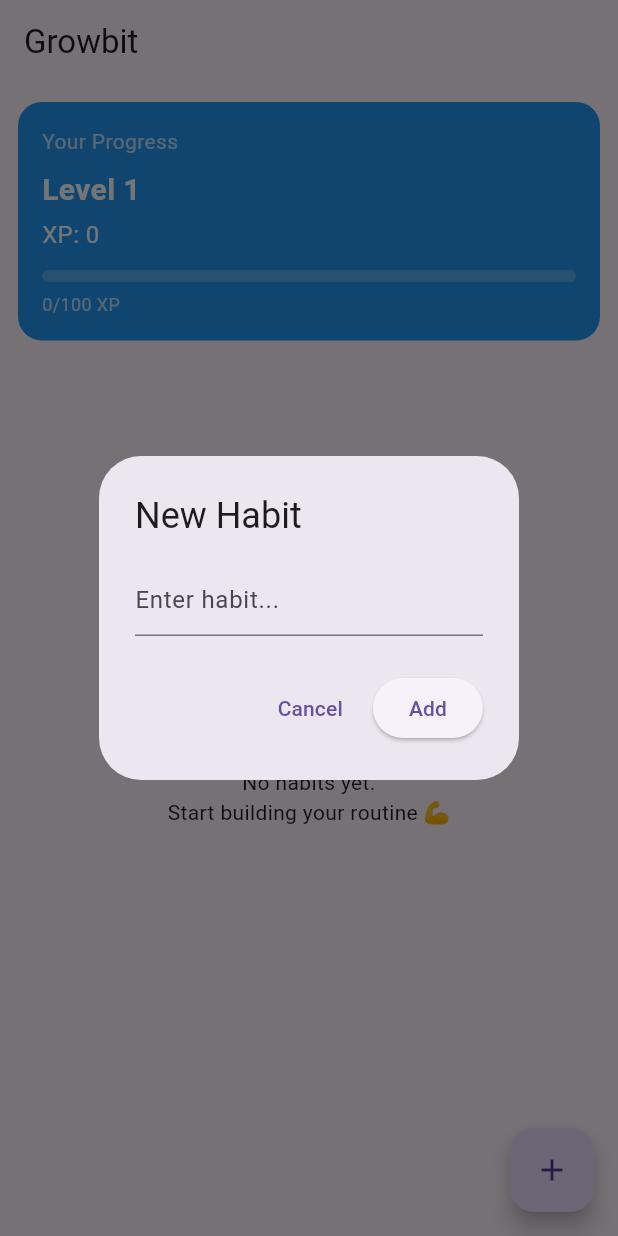
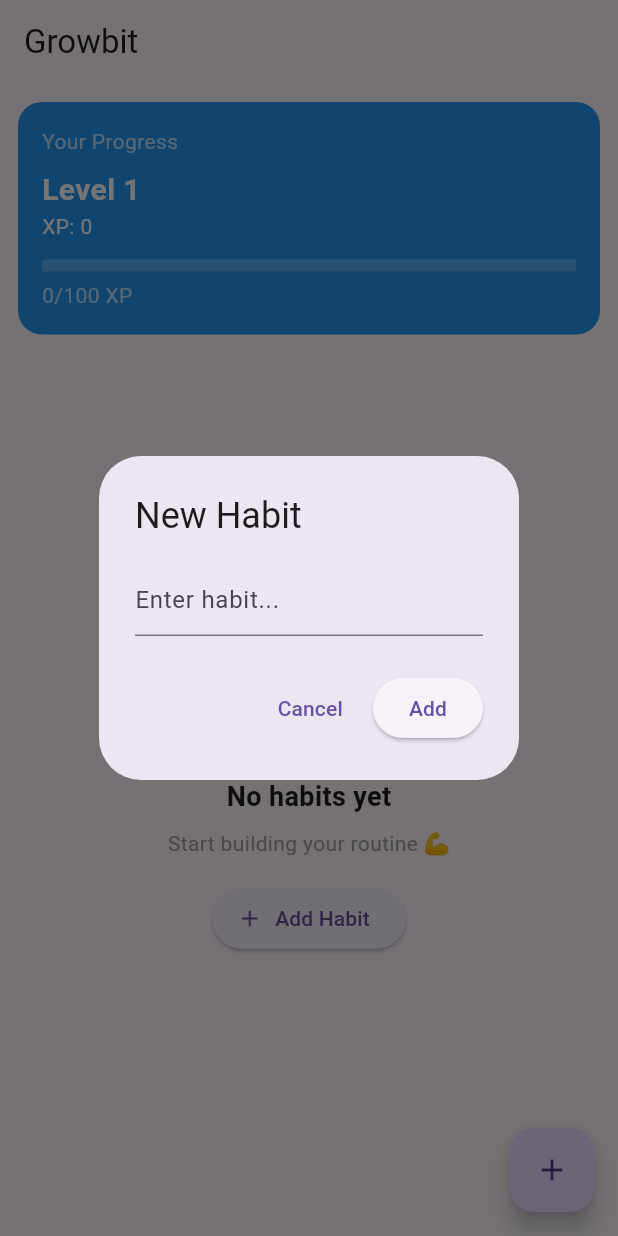
Before and after one commit to Murito-01/growbit, a Flutter app: the screen it shows after launch, after a tap on the "add" icon, on a phone screen of 412 x 824 dp. Run offline on Flutter 3.47's test engine with Material 3 defaults, Android fonts, the phone set to English and light mode, and no system bars; our stand-ins replace shared_preferences.

Commit message:
Implement habit tracking system with provider state management and UI

```diff
--- a/lib/main.dart
+++ b/lib/main.dart
@@ -1,8 +1,15 @@
 import 'package:flutter/material.dart';
+import 'package:provider/provider.dart';
+import 'providers/habit_provider.dart';
 import 'screens/home_screen.dart';
 
 void main() {
-  runApp(const GrowbitApp());
+  runApp(
+    ChangeNotifierProvider(
+      create: (_) => HabitProvider()..init(),
+      child: const GrowbitApp(),
+    ),
+  );
 }
 
 class GrowbitApp extends StatelessWidget {
--- /dev/null
+++ b/lib/providers/habit_provider.dart
@@ -0,0 +1,85 @@
+import 'package:flutter/material.dart';
+import '../models/habit.dart';
+import '../models/user_progress.dart';
+import '../services/local_storage_service.dart';
+
+class HabitProvider extends ChangeNotifier {
+  List<Habit> habits = [];
+  UserProgress userProgress = UserProgress();
+
+  final int xpPerLevel = 100;
+
+  Future<void> init() async {
+    await loadHabits();
+    await loadUserProgress();
+    await checkDailyReset();
+  }
+
+  Future<void> loadHabits() async {
+    habits = await LocalStorageService.loadHabits();
+    notifyListeners();
+  }
+
+  Future<void> loadUserProgress() async {
+    final data = await LocalStorageService.loadUserProgress();
+    userProgress.xp = data['xp']!;
+    userProgress.level = data['level']!;
+    notifyListeners();
+  }
+
+  Future<void> saveHabits() async {
+    await LocalStorageService.saveHabits(habits);
+  }
+
+  Future<void> checkDailyReset() async {
+    final lastReset = await LocalStorageService.loadLastResetDate();
+    final now = DateTime.now();
+
+    if (lastReset == null || !isSameDay(lastReset, now)) {
+      for (var habit in habits) {
+        habit.isDone = false;
+      }
+
+      await LocalStorageService.saveLastResetDate(now);
+      await saveHabits();
+      notifyListeners();
+    }
+  }
+
+  bool isSameDay(DateTime? d1, DateTime d2) {
+    if (d1 == null) return false;
+    return d1.year == d2.year && d1.month == d2.month && d1.day == d2.day;
+  }
+
+  void addHabit(String title) {
+    habits.add(Habit(title: title));
+    saveHabits();
+    notifyListeners();
+  }
+
+  void toggleHabit(int index, BuildContext context) {
+    final habit = habits[index];
+    final now = DateTime.now();
+
+    habit.isDone = !habit.isDone;
+
+    if (habit.isDone) {
+      if (!isSameDay(habit.lastCompletedDate, now)) {
+        userProgress.addXP(10);
+        habit.lastCompletedDate = now;
+
+        ScaffoldMessenger.of(context).showSnackBar(
+          const SnackBar(
+            content: Text("+10 XP 🎉"),
+            duration: Duration(seconds: 1),
+          ),
+        );
+      }
+    }
+
+    saveHabits();
+    LocalStorageService.saveUserProgress(userProgress.xp, userProgress.level);
+
+    notifyListeners();
+  }
+}
--- a/lib/screens/home_screen.dart
+++ b/lib/screens/home_screen.dart
@@ -1,112 +1,14 @@
 import 'package:flutter/material.dart';
-import '../models/habit.dart';
-import '../models/user_progress.dart';
-import '../services/local_storage_service.dart';
+import 'package:provider/provider.dart';
+import '../providers/habit_provider.dart';
 import '../widgets/habit_item.dart';
 
-class HomeScreen extends StatefulWidget {
+class HomeScreen extends StatelessWidget {
   const HomeScreen({super.key});
 
-  @override
-  State<HomeScreen> createState() => _HomeScreenState();
-}
-
-class _HomeScreenState extends State<HomeScreen> {
-  List<Habit> habits = [];
-  UserProgress userProgress = UserProgress();
-
-  final int xpPerLevel = 100;
-
-  @override
-  void initState() {
-    super.initState();
-    loadInitialData();
-  }
-
-  Future<void> loadInitialData() async {
-    await loadHabits();
-    await loadUserProgress();
-    await checkDailyReset();
-  }
-
-  Future<void> loadHabits() async {
-    final data = await LocalStorageService.loadHabits();
-    setState(() {
-      habits = data;
-    });
-  }
-
-  Future<void> loadUserProgress() async {
-    final data = await LocalStorageService.loadUserProgress();
-    setState(() {
-      userProgress.xp = data['xp']!;
-      userProgress.level = data['level']!;
-    });
-  }
-
-  Future<void> saveHabits() async {
-    await LocalStorageService.saveHabits(habits);
-  }
-
-  Future<void> checkDailyReset() async {
-    final lastReset = await LocalStorageService.loadLastResetDate();
-    final now = DateTime.now();
-
-    if (lastReset == null || !isSameDay(lastReset, now)) {
-      setState(() {
-        for (var habit in habits) {
-          habit.isDone = false;
-        }
-      });
-
-      await LocalStorageService.saveLastResetDate(now);
-      await saveHabits();
-    }
-  }
-
-  bool isSameDay(DateTime? date1, DateTime date2) {
-    if (date1 == null) return false;
-
-    return date1.year == date2.year &&
-        date1.month == date2.month &&
-        date1.day == date2.day;
-  }
-
-  void addHabit(String title) {
-    setState(() {
-      habits.add(Habit(title: title));
-    });
-    saveHabits();
-  }
-
-  void toggleHabit(int index) {
-    final habit = habits[index];
-    final now = DateTime.now();
-
-    setState(() {
-      habit.isDone = !habit.isDone;
-
-      if (habit.isDone) {
-        if (!isSameDay(habit.lastCompletedDate, now)) {
-          userProgress.addXP(10);
-          habit.lastCompletedDate = now;
-
-          ScaffoldMessenger.of(context).showSnackBar(
-            const SnackBar(
-              content: Text("+10 XP 🎉"),
-              duration: Duration(seconds: 1),
-            ),
-          );
-        }
-      }
-    });
-
-    saveHabits();
-    LocalStorageService.saveUserProgress(userProgress.xp, userProgress.level);
-  }
-
-  void showAddHabitDialog() {
-    final TextEditingController controller = TextEditingController();
+  void showAddHabitDialog(BuildContext context) {
+    final controller = TextEditingController();
+    final provider = Provider.of<HabitProvider>(context, listen: false);
 
     showDialog(
       context: context,
@@ -124,7 +26,7 @@ class _HomeScreenState extends State<HomeScreen> {
           ElevatedButton(
             onPressed: () {
               if (controller.text.isNotEmpty) {
-                addHabit(controller.text);
+                provider.addHabit(controller.text);
                 Navigator.pop(context);
               }
             },
@@ -137,7 +39,10 @@ class _HomeScreenState extends State<HomeScreen> {
 
   @override
   Widget build(BuildContext context) {
-    double progress = (userProgress.xp % xpPerLevel) / xpPerLevel;
+    final provider = Provider.of<HabitProvider>(context);
+
+    final xpPerLevel = provider.xpPerLevel;
+    final progress = (provider.userProgress.xp % xpPerLevel) / xpPerLevel;
 
     return Scaffold(
       appBar: AppBar(title: const Text("Growbit")),
@@ -157,64 +62,77 @@ class _HomeScreenState extends State<HomeScreen> {
               children: [
                 const Text(
                   "Your Progress",
-                  style: TextStyle(color: Colors.white70, fontSize: 14),
+                  style: TextStyle(color: Colors.white70),
                 ),
                 const SizedBox(height: 8),
                 Text(
-                  "Level ${userProgress.level}",
+                  "Level ${provider.userProgress.level}",
                   style: const TextStyle(
                     color: Colors.white,
                     fontSize: 20,
                     fontWeight: FontWeight.bold,
                   ),
                 ),
-                const SizedBox(height: 4),
                 Text(
-                  "XP: ${userProgress.xp}",
-                  style: const TextStyle(color: Colors.white, fontSize: 16),
+                  "XP: ${provider.userProgress.xp}",
+                  style: const TextStyle(color: Colors.white),
                 ),
-
                 const SizedBox(height: 12),
-
-                // 🔥 PROGRESS BAR
-                ClipRRect(
-                  borderRadius: BorderRadius.circular(8),
-                  child: LinearProgressIndicator(
-                    value: progress,
-                    minHeight: 8,
-                    backgroundColor: Colors.white24,
-                    valueColor: const AlwaysStoppedAnimation<Color>(
-                      Colors.white,
-                    ),
-                  ),
+                LinearProgressIndicator(
+                  value: progress,
+                  minHeight: 8,
+                  backgroundColor: Colors.white24,
+                  valueColor: const AlwaysStoppedAnimation<Color>(Colors.white),
                 ),
-
                 const SizedBox(height: 6),
-
-                // 🔹 OPTIONAL TEXT
                 Text(
-                  "${userProgress.xp % xpPerLevel}/$xpPerLevel XP",
-                  style: const TextStyle(color: Colors.white70, fontSize: 12),
+                  "${provider.userProgress.xp % xpPerLevel}/$xpPerLevel XP",
+                  style: const TextStyle(color: Colors.white70),
                 ),
               ],
             ),
           ),
 
-          // 🔥 LIST HABIT
+          // 🔥 LIST / EMPTY
           Expanded(
-            child: habits.isEmpty
-                ? const Center(
-                    child: Text(
-                      "No habits yet.\nStart building your routine 💪",
-                      textAlign: TextAlign.center,
+            child: provider.habits.isEmpty
+                ? Center(
+                    child: Column(
+                      mainAxisAlignment: MainAxisAlignment.center,
+                      children: [
+                        const Icon(
+                          Icons.track_changes,
+                          size: 80,
+                          color: Colors.grey,
+                        ),
+                        const SizedBox(height: 16),
+                        const Text(
+                          "No habits yet",
+                          style: TextStyle(
+                            fontSize: 18,
+                            fontWeight: FontWeight.bold,
+                          ),
+                        ),
+                        const SizedBox(height: 8),
+                        const Text(
+                          "Start building your routine 💪",
+                          style: TextStyle(color: Colors.grey),
+                        ),
+                        const SizedBox(height: 16),
+                        ElevatedButton.icon(
+                          onPressed: () => showAddHabitDialog(context),
+                          icon: const Icon(Icons.add),
+                          label: const Text("Add Habit"),
+                        ),
+                      ],
                     ),
                   )
                 : ListView.builder(
-                    itemCount: habits.length,
+                    itemCount: provider.habits.length,
                     itemBuilder: (context, index) {
                       return HabitItem(
-                        habit: habits[index],
-                        onToggle: () => toggleHabit(index),
+                        habit: provider.habits[index],
+                        onToggle: () => provider.toggleHabit(index, context),
                       );
                     },
                   ),
@@ -223,7 +141,7 @@ class _HomeScreenState extends State<HomeScreen> {
       ),
 
       floatingActionButton: FloatingActionButton(
-        onPressed: showAddHabitDialog,
+        onPressed: () => showAddHabitDialog(context),
         child: const Icon(Icons.add),
       ),
     );
--- a/pubspec.yaml
+++ b/pubspec.yaml
@@ -35,6 +35,7 @@ dependencies:
   # Use with the CupertinoIcons class for iOS style icons.
   cupertino_icons: ^1.0.8
   shared_preferences: ^2.5.5
+  provider: ^6.1.5+1
 
 dev_dependencies:
   flutter_test:
```
Also changed, not shown: pubspec.lock.
